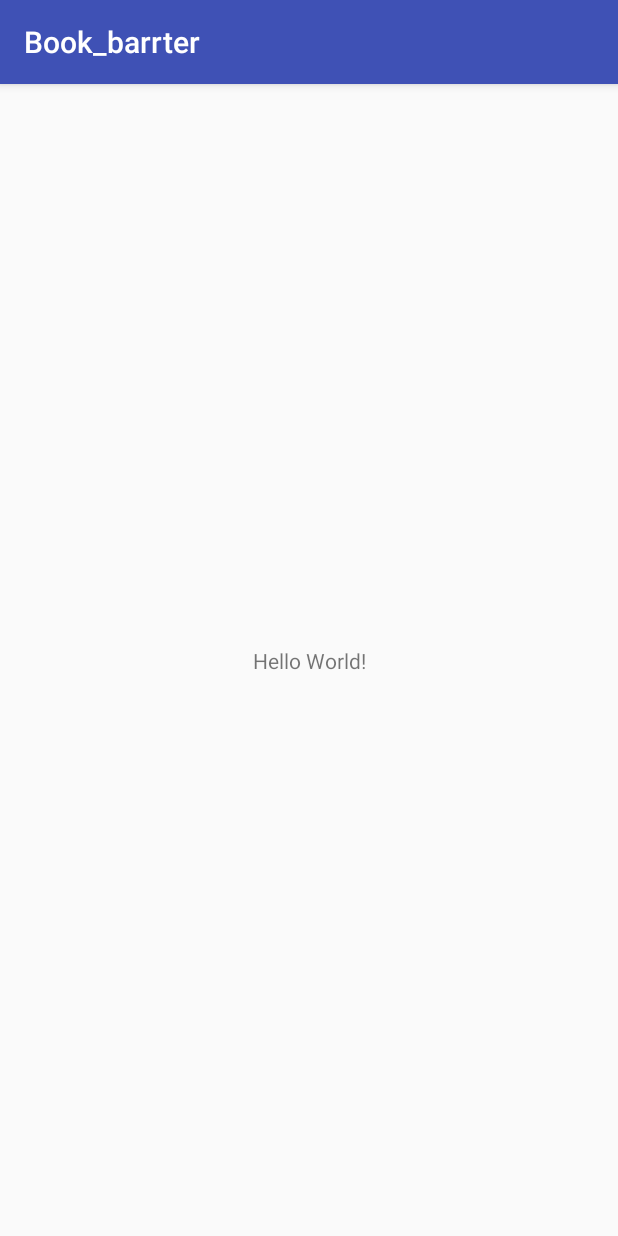
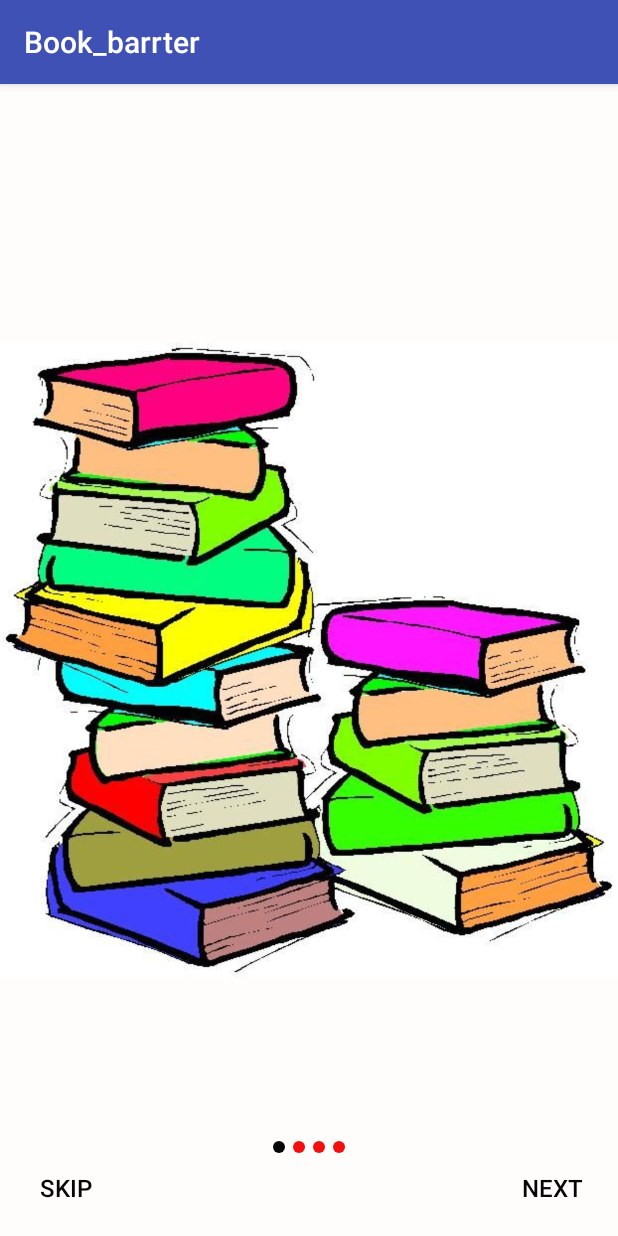
Before and after one commit to Hassan1175/Book_Barter, an Android app: the screen it shows after launch (MainActivity before the commit, welcome after it), on a phone screen of 412 x 824 dp. Run offline under Robolectric (Android 15) with nearby library versions, the light colour scheme and no system bars.

Commit message:
slider has been added and it is working well..
Till that all slides have been added and they are working in best way. .  .

```diff
--- a/Book_barrter/app/src/main/AndroidManifest.xml
+++ b/Book_barrter/app/src/main/AndroidManifest.xml
@@ -10,17 +10,23 @@
         android:supportsRtl="true"
         android:theme="@style/AppTheme">
         <activity android:name=".MainActivity">
+
+        </activity>
+
+
+
+
+        <activity android:name=".welcome">
+
+
+
             <intent-filter>
                 <action android:name="android.intent.action.MAIN" />
 
                 <category android:name="android.intent.category.LAUNCHER" />
             </intent-filter>
+
         </activity>
-
-
-
-
-        <activity android:name=".welcome"></activity>
     </application>
 
 </manifest>
--- a/Book_barrter/app/src/main/java/com/example/admin/book_barrter/welcome.java
+++ b/Book_barrter/app/src/main/java/com/example/admin/book_barrter/welcome.java
@@ -1,19 +1,30 @@
 package com.example.admin.book_barrter;
 
+import android.content.Intent;
+import android.os.SystemClock;
+import android.support.v4.content.ContextCompat;
+import android.support.v4.os.CancellationSignal;
 import android.support.v4.view.ViewPager;
 import android.support.v7.app.AppCompatActivity;
 import android.os.Bundle;
+import android.view.View;
+import android.view.ViewGroup;
+import android.widget.Button;
+import android.widget.ImageView;
+import android.widget.LinearLayout;
+import android.widget.Switch;
 
-public class welcome extends AppCompatActivity {
+public class welcome extends AppCompatActivity implements View.OnClickListener{
 
-
+public  String my ;
     private ViewPager viewPager;
 
     //here i am declaring the array of intgers, which will have the ID's  of all introduction slides
 
     private int [] layouts = {R.layout.first_slide,R.layout.second_slide,R.layout.third_slide,R.layout.fourth_slide};
 
-   //  pagerAdopter pageadpt ;
+   private LinearLayout dots;
+    private ImageView [] dotsl;
 
     @Override
     protected void onCreate(Bundle savedInstanceState) {
@@ -21,9 +32,135 @@ public class welcome extends AppCompatActivity {
         setContentView(R.layout.activity_welcome);
         viewPager = (ViewPager) findViewById(R.id.view_pager);
 
+        // the code to initialize the skip and next buttons of slider
+        final Button skip = (Button) findViewById(R.id.skip);
+        final Button next = (Button) findViewById(R.id.next);
+        next.setOnClickListener(this);
+        skip.setOnClickListener(this);
+
+
+
         //object of the adopter class
         pagerAdopter pd = new pagerAdopter(layouts,this);
         viewPager.setAdapter(pd);
 
+
+        //the dots is the linear layout in which i have made the dots for slides. .
+        dots = (LinearLayout)findViewById(R.id.dots);
+
+        //callimg below method
+        createdots(0);
+
+        //the dots does not move next with slide moving so for that we have to add following method
+        viewPager.addOnPageChangeListener(new ViewPager.OnPageChangeListener(){
+            @Override
+            public void onPageSelected(int position) {
+                createdots(position);
+
+                //here we are specifying that if we reach the last slide then remove the buttons and load home etc
+
+                if(position==layouts.length-1){
+                    next.setText("START");
+                    skip.setVisibility(View.INVISIBLE);
+
+                }
+                else {
+                    next.setText("NEXT");
+                    skip.setVisibility(View.VISIBLE);
+                }
+           ///     my = next.getText().toString();
+             //   if(my == "START"){
+
+              //      loadhome();
+              //  }
+
+            }
+
+            @Override
+            public void onPageScrolled(int position, float positionOffset, int positionOffsetPixels) {
+
+            }
+
+            @Override
+            public void onPageScrollStateChanged(int state) {
+
+            }
+        });
+
+
+    }
+
+    //cutom method for dcreating dots on the slides
+    private  void createdots(int position){
+        if(dots!=null){
+            dots.removeAllViews();
+       dotsl = new ImageView[layouts.length];
+
+
+       for (int i = 0;i<layouts.length;i++){
+           dotsl [i] =  new ImageView(this);
+           if(i==position){
+               dotsl[i].setImageDrawable(ContextCompat.getDrawable(this,R.drawable.unactive_dots));
+           }
+
+           else
+               dotsl[i].setImageDrawable(ContextCompat.getDrawable(this,R.drawable.active_dots));
+           LinearLayout.LayoutParams params = new LinearLayout.LayoutParams(ViewGroup.LayoutParams.WRAP_CONTENT, ViewGroup.LayoutParams.WRAP_CONTENT);
+           //margin for linear layout
+           params.setMargins(4,0,4,0);
+           dots.addView(dotsl[i],params);
+
+
+
+
+            }
+
+
+        }
+
+
+
+
+    }
+
+
+    @Override
+    public void onClick(View v) {
+        switch(v.getId())
+        {
+            case R.id.next:
+                nestslide();
+                break;
+            case R.id.skip:
+                loadhome();
+                break;
+
+
+        }
+
+
+    }
+
+//if user press the skip button, then we have to load the home view .. so that method is for that purpose. .
+    private void loadhome(){
+
+        startActivity(new Intent(this,MainActivity.class));
+        finish();
+
+    }
+
+
+    // now another method for where user will press the next button so we are supposed to show next slide to user..
+    private void nestslide(){
+
+        int next = viewPager.getCurrentItem()+1;
+        if(next< layouts.length){
+
+            viewPager.setCurrentItem(next);
+
+        }
+        else
+            loadhome();
+
     }
 }
--- /dev/null
+++ b/Book_barrter/app/src/main/res/drawable/active_dots.xml
@@ -0,0 +1,25 @@
+<?xml version="1.0" encoding="utf-8"?>
+<shape xmlns:android="http://schemas.android.com/apk/res/android"
+
+    android:shape="oval"
+    android:useLevel="true"
+    android:dither="true"
+    >
+    <size
+        android:height="8dp"
+        android:width="8dp">
+
+
+
+    </size>
+    <solid android:color="@color/unactive_dots" >
+
+
+
+    </solid>
+
+
+
+
+
+</shape>
--- /dev/null
+++ b/Book_barrter/app/src/main/res/drawable/unactive_dots.xml
@@ -0,0 +1,26 @@
+<?xml version="1.0" encoding="utf-8"?>
+<shape xmlns:android="http://schemas.android.com/apk/res/android"
+
+
+    android:shape="oval"
+    android:useLevel="true"
+    android:dither="true"
+    >
+    <size
+        android:height="8dp"
+        android:width="8dp">
+
+
+
+    </size>
+    <solid android:color="@color/active_dots" >
+
+
+
+    </solid>
+
+
+
+
+
+</shape>
--- a/Book_barrter/app/src/main/res/layout/activity_main.xml
+++ b/Book_barrter/app/src/main/res/layout/activity_main.xml
@@ -9,7 +9,8 @@
     <TextView
         android:layout_width="wrap_content"
         android:layout_height="wrap_content"
-        android:text="Hello World!"
+        android:text="Hello to home....!"
+        android:textSize="80dp"
         app:layout_constraintBottom_toBottomOf="parent"
         app:layout_constraintLeft_toLeftOf="parent"
         app:layout_constraintRight_toRightOf="parent"
--- a/Book_barrter/app/src/main/res/layout/activity_welcome.xml
+++ b/Book_barrter/app/src/main/res/layout/activity_welcome.xml
@@ -12,13 +12,7 @@
         android:layout_height="match_parent"
 
         android:id="@+id/view_pager"
-
         >
-
-
-
-
-
     </android.support.v4.view.ViewPager>
 
 
@@ -27,4 +21,52 @@
 
 
 
+<LinearLayout
+    android:layout_width="match_parent"
+    android:layout_height="wrap_content"
+    android:id="@+id/dots"
+    android:orientation="horizontal"
+
+    android:layout_alignParentBottom="true"
+    android:layout_centerHorizontal="true"
+    android:gravity="center"
+    android:layout_marginBottom="55sp"
+    >
+</LinearLayout>
+    <Button
+        android:layout_width="wrap_content"
+        android:layout_height="wrap_content"
+        android:textSize="16sp"
+        android:layout_alignParentBottom="true"
+        android:layout_alignParentLeft="true"
+        android:background="@null"
+        android:text="SKIP"
+        android:id="@+id/skip"
+        android:layout_marginBottom="8dp"
+        android:textColor="@color/active_dots"
+
+
+
+
+
+        />
+    <Button
+        android:layout_width="wrap_content"
+        android:layout_height="wrap_content"
+        android:textSize="16sp"
+        android:layout_alignParentBottom="true"
+        android:layout_alignParentRight="true"
+        android:background="@null"
+        android:id="@+id/next"
+        android:text="NEXT"
+        android:layout_marginBottom="8dp"
+        android:textColor="@color/active_dots"
+
+
+        />
+
+
+
+
+
 </RelativeLayout>
```
